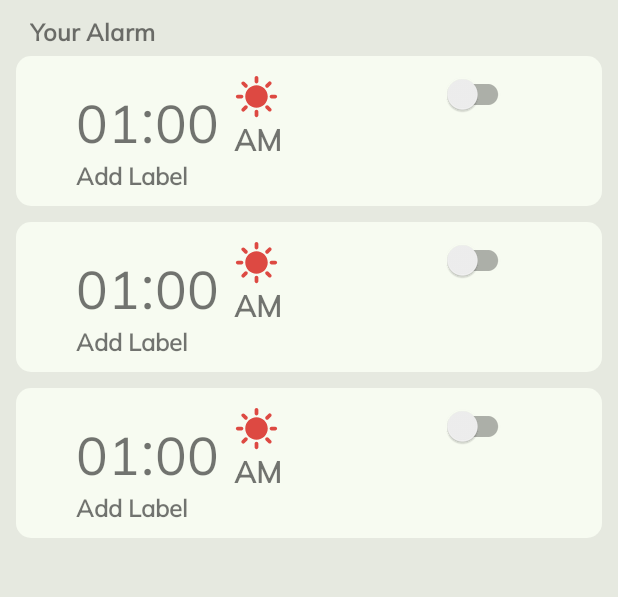
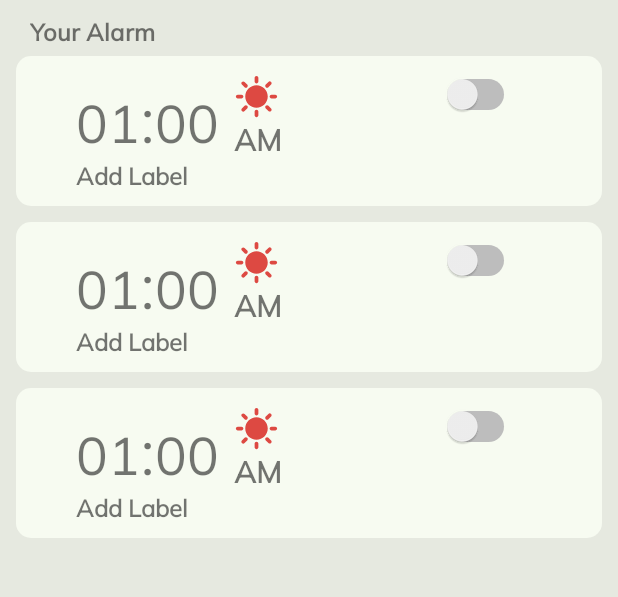
Before and after one commit to MyoWin-andrDev/Android-Smart-Alarm-Java, an Android app: the layout activity_main.xml on its own in the app's theme, with its tools: preview values and no code run, on a phone screen of 412 x 824 dp, the part 150-747 px from its top. Run offline under Robolectric (Android 15) with nearby library versions, the phone set to English and light mode, and no system bars.

Commit message:
Final Commit

```diff
--- a/app/src/main/AndroidManifest.xml
+++ b/app/src/main/AndroidManifest.xml
@@ -2,6 +2,7 @@
 <manifest xmlns:android="http://schemas.android.com/apk/res/android"
     xmlns:tools="http://schemas.android.com/tools">
 
+    <uses-permission android:name="android.permission.POST_NOTIFICATIONS" />
     <uses-permission android:name="android.permission.SCHEDULE_EXACT_ALARM" />
     <uses-permission android:name="android.permission.USE_EXACT_ALARM" />
     <uses-permission android:name="android.permission.VIBRATE"/>
--- a/app/src/main/java/it/ezzie/smartalarm/AlarmAdapter.java
+++ b/app/src/main/java/it/ezzie/smartalarm/AlarmAdapter.java
@@ -20,6 +20,7 @@ public class AlarmAdapter extends RecyclerView.Adapter<AlarmAdapter.AlarmViewHol
     private Calendar calendar = Calendar.getInstance();
     private AlarmClickListener listener;
     private AlarmDAO alarmDAO = AppDatabase.appDatabase.alarmDAO();
+    private EditAlarm editAlarm;
     public AlarmAdapter(Context context , List<AlarmEntity> alarmList, AlarmClickListener listener){
         this.context = context;
         this.alarmList = alarmList;
@@ -52,6 +53,7 @@ public class AlarmAdapter extends RecyclerView.Adapter<AlarmAdapter.AlarmViewHol
 
     @Override
     public void onBindViewHolder(@NonNull AlarmViewHolder holder, int position) {
+        EditAlarm editAlarm = new EditAlarm();
         var alarm = alarmList.get(position);
         int resultMinute = Integer.parseInt(alarm.getAlarmMinute());
         holder.binding.alarmLabel.setText(alarm.getAlarmLabel());
@@ -76,6 +78,7 @@ public class AlarmAdapter extends RecyclerView.Adapter<AlarmAdapter.AlarmViewHol
                 holder.binding.alarmSwitch.setChecked(false);
                 alarms.setAlarmOn(false);
             }
+            editAlarm.scheduleAlarm(context,alarms);
             alarmDAO.updateAlarm(alarms);
 
         });
@@ -84,6 +87,7 @@ public class AlarmAdapter extends RecyclerView.Adapter<AlarmAdapter.AlarmViewHol
         });
     }
 
+
     @Override
     public int getItemCount() {
         return alarmList.size();
--- a/app/src/main/res/drawable/thumb_toggle.xml
+++ b/app/src/main/res/drawable/thumb_toggle.xml
@@ -7,7 +7,7 @@
     </item>
     <item android:state_checked="false">
         <shape android:shape="oval">
-            <solid android:color="@color/grey1" /> <!-- Color when unchecked -->
+            <solid android:color="@color/greenDark" /> <!-- Color when unchecked -->
         </shape>
     </item>
 </selector>
--- a/app/src/main/res/drawable/track_toggle.xml
+++ b/app/src/main/res/drawable/track_toggle.xml
@@ -2,12 +2,14 @@
 <selector xmlns:android="http://schemas.android.com/apk/res/android">
     <item android:state_checked="true">
         <shape android:shape="rectangle">
-            <solid android:color="@color/greenDark" /> <!-- Color when checked -->
+            <solid android:color="@color/greenDark" />
+            <corners android:radius="30dp"/> <!-- Color when checked -->
         </shape>
     </item>
     <item android:state_checked="false">
         <shape android:shape="rectangle">
-            <solid android:color="@color/grey1" /> <!-- Color when unchecked -->
+            <solid android:color="@color/grey1" />
+            <corners android:radius="30dp"/><!-- Color when unchecked -->
         </shape>
     </item>
 </selector>
--- a/app/src/main/res/layout/adapter_alarm.xml
+++ b/app/src/main/res/layout/adapter_alarm.xml
@@ -91,6 +91,7 @@
         android:layout_width="wrap_content"
         android:layout_height="wrap_content"
         app:layout_constraintEnd_toEndOf="parent"
+        app:track="@drawable/track_toggle"
         app:layout_constraintStart_toEndOf="@+id/imageView"
         app:layout_constraintTop_toTopOf="@id/imageView"
         android:layout_marginStart="50dp"/>
```
Also changed, not shown: app/src/main/java/it/ezzie/smartalarm/EditAlarm.java (+7 -6 lines), 2 other files.
